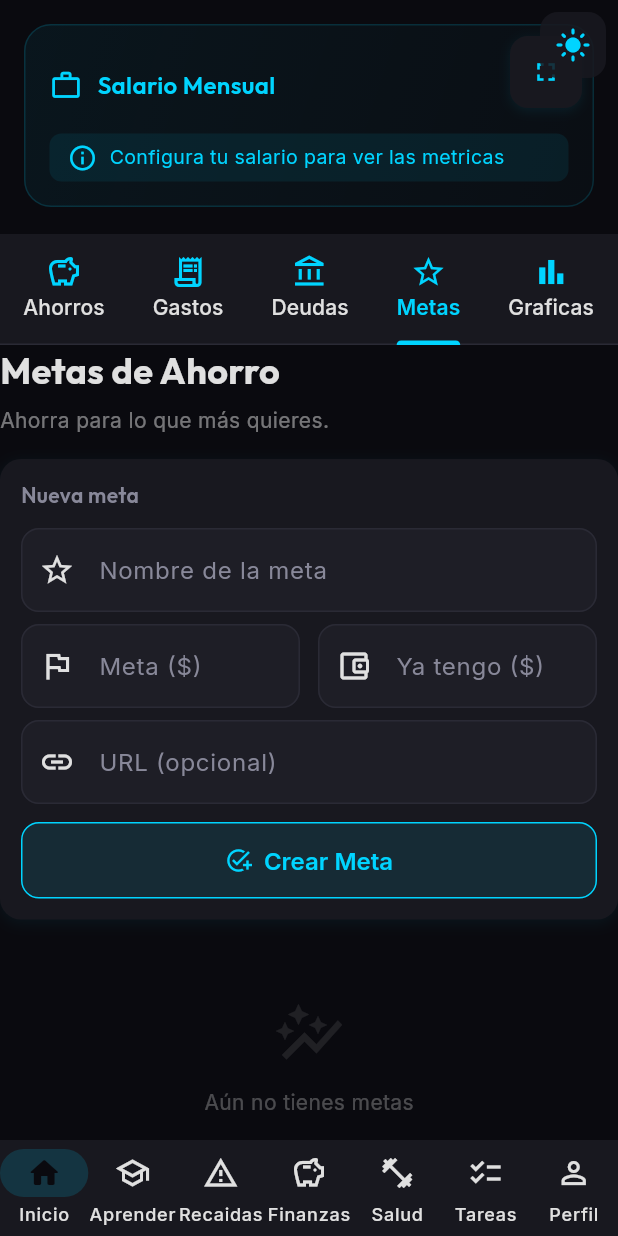
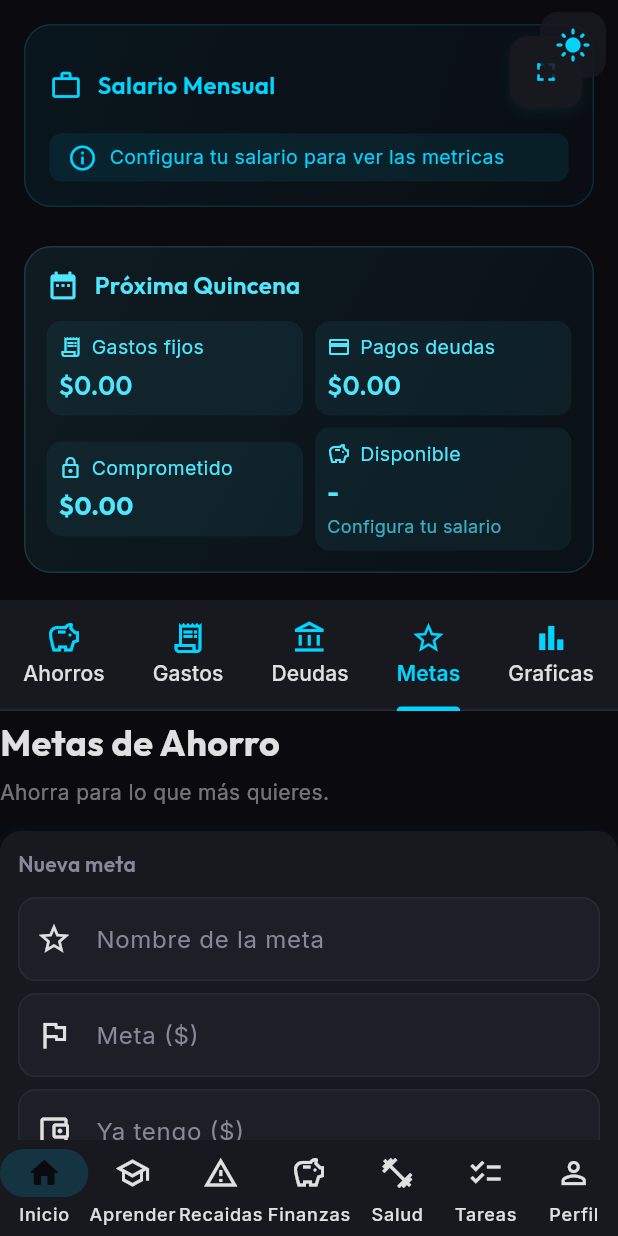
Before and after one commit to iHolderMX/StopingYourself, a Flutter app: the FinanceHubScreen screen opened by its route, tab 4 chosen, on a phone screen of 412 x 824 dp. Run offline on Flutter 3.47's test engine with Material 3 defaults, Android fonts, the phone set to English and light mode, and no system bars; our stand-ins replace fl_chart, flutter_riverpod, go_router, google_fonts, supabase_flutter; accounts and stored records are empty.

Commit message:
feat: agregar card Proxima Quincena, layout responsivo con Wrap y mejoras en SavingGoals

```diff
--- a/lib/features/money/screens/finance_hub_screen.dart
+++ b/lib/features/money/screens/finance_hub_screen.dart
@@ -9,6 +9,7 @@ import 'salary_summary_card.dart';
 import 'finance_charts.dart';
 import 'debts_content.dart';
 import 'saving_goals_content.dart';
+import 'next_quincena_card.dart';
 
 // Aliases para providers de otras pantallas
 import 'money_tracking_screen.dart' as money;
@@ -140,10 +141,58 @@ class _FinanceHubScreenState extends ConsumerState<FinanceHubScreen>
             ),
           ),
           SizedBox(height: r.cardSpacing),
+          Padding(
+            padding: EdgeInsets.symmetric(horizontal: r.padHorizontal),
+            child: const NextQuincenaCard(),
+          ),
+          SizedBox(height: r.cardSpacing),
           if (_compactMode)
-            // Modo compacto: 4 columnas con scroll propio
+            // Modo compacto: columnas responsivas con Wrap
             Expanded(
-              child: Padding(
+              child: LayoutBuilder(
+                builder: (context, constraints) {
+                  final maxW = constraints.maxWidth;
+                  // En pantallas anchas: 5 columnas expandidas
+                  // En pantallas angostas: Wrap con columnas de ancho fijo
+                  final useWrap = maxW < 1300;
+                  const colMinWidth = 300.0;
+
+                  if (useWrap) {
+                    return SingleChildScrollView(
+                      padding: EdgeInsets.symmetric(
+                        horizontal: r.padHorizontal,
+                        vertical: r.padVertical / 2,
+                      ),
+                      child: Wrap(
+                        spacing: r.cardSpacing,
+                        runSpacing: r.cardSpacing,
+                        children: [
+                          const SizedBox(
+                            width: colMinWidth,
+                            child: MoneyTrackingScreen(),
+                          ),
+                          const SizedBox(
+                            width: colMinWidth,
+                            child: FixedExpensesContent(),
+                          ),
+                          SizedBox(
+                            width: colMinWidth,
+                            child: DebtsContent(totalSaved: saved),
+                          ),
+                          const SizedBox(
+                            width: colMinWidth,
+                            child: SavingGoalsContent(),
+                          ),
+                          SizedBox(
+                            width: colMinWidth,
+                            child: charts,
+                          ),
+                        ],
+                      ),
+                    );
+                  }
+
+                  return Padding(
                     padding: EdgeInsets.symmetric(horizontal: r.padHorizontal),
                     child: Row(
                       crossAxisAlignment: CrossAxisAlignment.start,
@@ -159,6 +208,8 @@ class _FinanceHubScreenState extends ConsumerState<FinanceHubScreen>
                         Expanded(child: charts),
                       ],
                     ),
+                  );
+                },
               ),
             )
           else
@@ -234,6 +285,11 @@ class _FinanceHubScreenState extends ConsumerState<FinanceHubScreen>
             ],
           ),
         ),
+        SizedBox(height: r.cardSpacing - 4),
+        Padding(
+          padding: EdgeInsets.symmetric(horizontal: r.padHorizontal),
+          child: const NextQuincenaCard(),
+        ),
         if (_compactMode) ...[
           Container(
             color: Theme.of(context).colorScheme.surface,
--- /dev/null
+++ b/lib/features/money/screens/next_quincena_card.dart
@@ -0,0 +1,215 @@
+import 'package:flutter/material.dart';
+import 'package:flutter_riverpod/flutter_riverpod.dart';
+import 'package:google_fonts/google_fonts.dart';
+import '../../../core/services/supabase_service.dart';
+import '../../../core/utils/responsive_helper.dart';
+import '../../../models/debt.dart';
+import '../../../models/fixed_expense.dart';
+import '../../../models/salary_setting.dart';
+import 'debts_content.dart';
+import 'fixed_expenses_content.dart';
+import 'salary_summary_card.dart';
+
+class NextQuincenaCard extends ConsumerWidget {
+  const NextQuincenaCard({super.key});
+
+  @override
+  Widget build(BuildContext context, WidgetRef ref) {
+    final user = ref.watch(supabaseClientProvider).auth.currentUser;
+    if (user == null) return const SizedBox.shrink();
+
+    final debtsAsync = ref.watch(debtsProvider(user.id));
+    final fixedAsync = ref.watch(fixedExpensesProvider(user.id));
+    final salaryAsync = ref.watch(salarySettingProvider(user.id));
+
+    final debts = debtsAsync.asData?.value ?? [];
+    final fixedExpenses = fixedAsync.asData?.value ?? [];
+    final monthlySalary = salaryAsync.asData?.value?.monthlySalary ?? 0;
+
+    // Gastos fijos quincenales (mensuales / 2)
+    final totalFixed = fixedExpenses.fold<double>(0, (s, e) => s + e.amount);
+    final quincenaFixed = totalFixed / 2;
+
+    // Pagos minimos de deudas con vencimiento en los proximos 15 dias
+    final now = DateTime.now();
+    final quincenaLimit = now.add(const Duration(days: 15));
+    double debtPayments = 0;
+    for (final debt in debts) {
+      final due = debt.nextPaymentDue;
+      if (due.isAfter(now) && due.isBefore(quincenaLimit)) {
+        debtPayments += debt.minPayment;
+      }
+      // Deudas ya vencidas tambien cuentan (hay que pagarlas ya)
+      if (due.isBefore(now) && debt.currentBalance > 0) {
+        debtPayments += debt.minPayment;
+      }
+    }
+
+    final totalComprometido = quincenaFixed + debtPayments;
+    final quincenaSalary = monthlySalary / 2;
+    final disponible = (quincenaSalary - totalComprometido).clamp(0, double.infinity);
+
+    final theme = Theme.of(context);
+    final r = ResponsiveHelper(context);
+    final neon = theme.colorScheme.primary;
+    final neon2 = theme.colorScheme.secondary;
+
+    return Container(
+      margin: EdgeInsets.only(bottom: r.cardSpacing + 6),
+      padding: EdgeInsets.all(r.cardSpacing + 2),
+      decoration: BoxDecoration(
+        gradient: LinearGradient(
+          colors: [neon2.withValues(alpha: 0.08), neon.withValues(alpha: 0.03)],
+          begin: Alignment.topLeft,
+          end: Alignment.bottomRight,
+        ),
+        borderRadius: BorderRadius.circular(r.borderRadius + 4),
+        border: Border.all(color: neon2.withValues(alpha: 0.15)),
+      ),
+      child: Column(
+        crossAxisAlignment: CrossAxisAlignment.start,
+        children: [
+          Row(
+            children: [
+              Icon(Icons.date_range, color: neon2, size: r.iconSizeMedium - 2),
+              const SizedBox(width: 10),
+              Text(
+                'Próxima Quincena',
+                style: GoogleFonts.outfit(
+                  fontSize: r.subtitleFontSize + 2,
+                  fontWeight: FontWeight.w600,
+                  color: neon2,
+                ),
+              ),
+            ],
+          ),
+          SizedBox(height: r.cardSpacing),
+          Row(
+            children: [
+              Expanded(
+                child: _MetricTile(
+                  icon: Icons.receipt_long_outlined,
+                  label: 'Gastos fijos',
+                  value: '\$${quincenaFixed.toStringAsFixed(2)}',
+                  color: neon2,
+                  r: r,
+                ),
+              ),
+              SizedBox(width: r.cardSpacing - 4),
+              Expanded(
+                child: _MetricTile(
+                  icon: Icons.credit_card_outlined,
+                  label: 'Pagos deudas',
+                  value: '\$${debtPayments.toStringAsFixed(2)}',
+                  color: neon2,
+                  r: r,
+                ),
+              ),
+            ],
+          ),
+          SizedBox(height: r.cardSpacing - 4),
+          Row(
+            children: [
+              Expanded(
+                child: _MetricTile(
+                  icon: Icons.lock_outline,
+                  label: 'Comprometido',
+                  value: '\$${totalComprometido.toStringAsFixed(2)}',
+                  color: totalComprometido > 0 ? neon : neon2,
+                  r: r,
+                  bold: true,
+                ),
+              ),
+              SizedBox(width: r.cardSpacing - 4),
+              Expanded(
+                child: _MetricTile(
+                  icon: Icons.savings_outlined,
+                  label: 'Disponible',
+                  value: monthlySalary > 0
+                      ? '\$${disponible.toStringAsFixed(2)}'
+                      : '-',
+                  sub: monthlySalary > 0
+                      ? 'Salario qnal: \$${quincenaSalary.toStringAsFixed(0)}'
+                      : 'Configura tu salario',
+                  color: disponible > 0 ? Colors.green : neon2,
+                  r: r,
+                  bold: true,
+                ),
+              ),
+            ],
+          ),
+        ],
+      ),
+    );
+  }
+}
+
+class _MetricTile extends StatelessWidget {
+  final IconData icon;
+  final String label;
+  final String value;
+  final String? sub;
+  final Color color;
+  final ResponsiveHelper r;
+  final bool bold;
+
+  const _MetricTile({
+    required this.icon,
+    required this.label,
+    required this.value,
+    this.sub,
+    required this.color,
+    required this.r,
+    this.bold = false,
+  });
+
+  @override
+  Widget build(BuildContext context) {
+    return Container(
+      padding: EdgeInsets.all(r.cardSpacing - 4),
+      decoration: BoxDecoration(
+        color: color.withValues(alpha: 0.06),
+        borderRadius: BorderRadius.circular(r.borderRadius - 4),
+      ),
+      child: Column(
+        crossAxisAlignment: CrossAxisAlignment.start,
+        children: [
+          Row(
+            children: [
+              Icon(icon, size: r.bodyFontSize + 2, color: color),
+              const SizedBox(width: 6),
+              Expanded(
+                child: Text(
+                  label,
+                  style: GoogleFonts.inter(
+                    fontSize: r.bodyFontSize - 1,
+                    color: color,
+                  ),
+                ),
+              ),
+            ],
+          ),
+          const SizedBox(height: 4),
+          Text(
+            value,
+            style: GoogleFonts.outfit(
+              fontSize: r.isDesktop ? 20 : 17,
+              fontWeight: bold ? FontWeight.bold : FontWeight.w600,
+              color: color,
+            ),
+          ),
+          if (sub != null) ...[
+            const SizedBox(height: 2),
+            Text(
+              sub!,
+              style: GoogleFonts.inter(
+                fontSize: r.bodyFontSize - 2,
+                color: color.withValues(alpha: 0.7),
+              ),
+            ),
+          ],
+        ],
+      ),
+    );
+  }
+}
--- a/lib/features/money/screens/saving_goals_content.dart
+++ b/lib/features/money/screens/saving_goals_content.dart
@@ -1,7 +1,6 @@
 import 'package:flutter/material.dart';
 import 'package:flutter_riverpod/flutter_riverpod.dart';
 import 'package:google_fonts/google_fonts.dart';
-import 'package:intl/intl.dart';
 import 'package:url_launcher/url_launcher.dart';
 import '../../../core/services/database_service.dart';
 import '../../../core/services/supabase_service.dart';
@@ -207,7 +206,7 @@ class _SavingGoalsContentState extends ConsumerState<SavingGoalsContent> {
 
         // --- Formulario ---
         Container(
-          padding: EdgeInsets.all(r.cardSpacing + 2),
+          padding: EdgeInsets.all(widget.compact ? 12 : r.cardSpacing + 2),
           decoration: BoxDecoration(
             color: theme.colorScheme.surface,
             borderRadius: BorderRadius.circular(r.borderRadius),
@@ -239,6 +238,29 @@ class _SavingGoalsContentState extends ConsumerState<SavingGoalsContent> {
                 ),
               ),
               SizedBox(height: r.cardSpacing - 4),
+              if (widget.compact)
+                Column(
+                  children: [
+                    TextField(
+                      controller: _targetAmountController,
+                      keyboardType: TextInputType.numberWithOptions(decimal: true),
+                      decoration: const InputDecoration(
+                        labelText: 'Meta (\$)',
+                        prefixIcon: Icon(Icons.flag_outlined),
+                      ),
+                    ),
+                    SizedBox(height: r.cardSpacing - 4),
+                    TextField(
+                      controller: _currentAmountController,
+                      keyboardType: TextInputType.numberWithOptions(decimal: true),
+                      decoration: const InputDecoration(
+                        labelText: 'Ya tengo (\$)',
+                        prefixIcon: Icon(Icons.account_balance_wallet_outlined),
+                      ),
+                    ),
+                  ],
+                )
+              else
                 Row(
                   children: [
                     Expanded(
@@ -320,10 +342,9 @@ class _SavingGoalsContentState extends ConsumerState<SavingGoalsContent> {
               itemBuilder: (context, index) {
                 final goal = goals[index];
                 final progress = goal.progress.clamp(0.0, 1.0);
-                final currencyFormat = NumberFormat.currency(symbol: '\$', decimalDigits: 2);
 
                 return Container(
-                  padding: EdgeInsets.all(16),
+                  padding: EdgeInsets.all(widget.compact ? 12 : 16),
                   decoration: BoxDecoration(
                     color: theme.colorScheme.surface,
                     borderRadius: BorderRadius.circular(12),
@@ -341,9 +362,11 @@ class _SavingGoalsContentState extends ConsumerState<SavingGoalsContent> {
                                 Text(
                                   goal.name,
                                   style: GoogleFonts.outfit(
-                                    fontSize: 16,
+                                    fontSize: widget.compact ? 14 : 16,
                                     fontWeight: FontWeight.bold,
                                   ),
+                                  maxLines: 2,
+                                  overflow: TextOverflow.ellipsis,
                                 ),
                                 if (goal.url != null)
                                   GestureDetector(
@@ -375,21 +398,22 @@ class _SavingGoalsContentState extends ConsumerState<SavingGoalsContent> {
                           ),
                         ],
                       ),
-                      SizedBox(height: 12),
+                      SizedBox(height: widget.compact ? 8 : 12),
                       Row(
                         mainAxisAlignment: MainAxisAlignment.spaceBetween,
                         children: [
                           Text(
                             '${(progress * 100).toStringAsFixed(0)}%',
                             style: GoogleFonts.inter(
+                              fontSize: widget.compact ? 12 : 14,
                               fontWeight: FontWeight.bold,
                               color: neon,
                             ),
                           ),
                           Text(
-                            '${currencyFormat.format(goal.currentAmount)} / ${currencyFormat.format(goal.targetAmount)}',
+                            '\$${goal.currentAmount.toStringAsFixed(0)} / \$${goal.targetAmount.toStringAsFixed(0)}',
                             style: GoogleFonts.inter(
-                              fontSize: 12,
+                              fontSize: widget.compact ? 11 : 12,
                               color: theme.colorScheme.onSurface.withValues(alpha: 0.5),
                             ),
                           ),
@@ -436,7 +460,10 @@ class _SavingGoalsContentState extends ConsumerState<SavingGoalsContent> {
     );
 
     if (widget.compact) {
-      return content;
+      return SingleChildScrollView(
+        padding: EdgeInsets.symmetric(vertical: 4),
+        child: content,
+      );
     }
 
     return SingleChildScrollView(
```
Also changed, not shown: pubspec.lock. Lines whose indentation alone changed are shown as unchanged.
